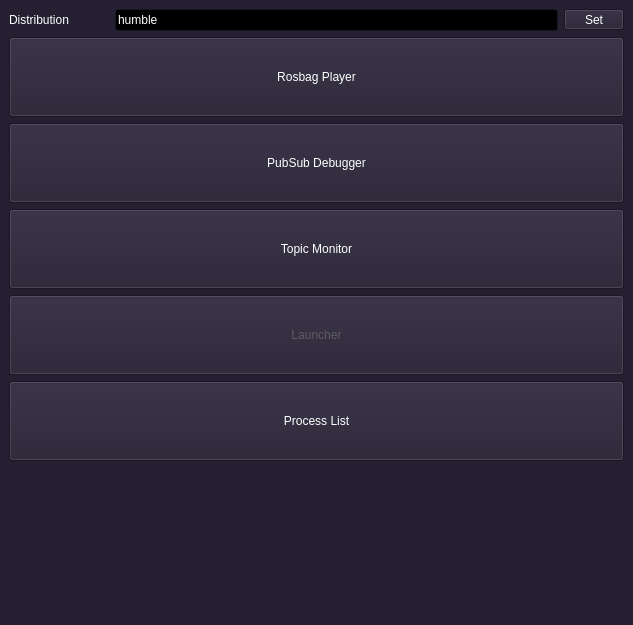
Qt form ui/main.ui (yyamazaki933/rosif) before a commit.
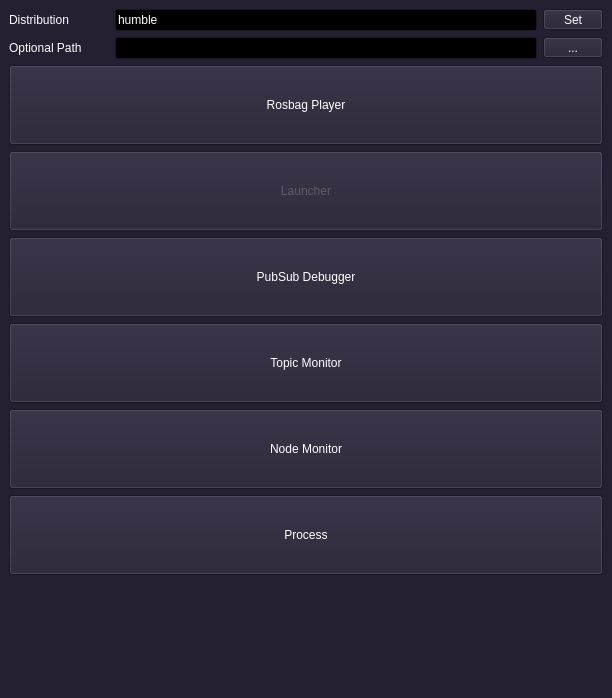
The same form after that commit.

```diff
--- a/ui/main.ui
+++ b/ui/main.ui
@@ -6,8 +6,8 @@
    <rect>
     <x>0</x>
     <y>0</y>
-    <width>633</width>
-    <height>625</height>
+    <width>612</width>
+    <height>698</height>
    </rect>
   </property>
   <property name="palette">
@@ -490,7 +490,82 @@
     </sizepolicy>
    </property>
    <layout class="QGridLayout" name="gridLayout">
-    <item row="6" column="0">
+    <item row="8" column="0" colspan="3">
+     <widget class="QPushButton" name="pb_proc">
+      <property name="minimumSize">
+       <size>
+        <width>0</width>
+        <height>80</height>
+       </size>
+      </property>
+      <property name="text">
+       <string>Process</string>
+      </property>
+     </widget>
+    </item>
+    <item row="0" column="2">
+     <widget class="QToolButton" name="tb_distro">
+      <property name="minimumSize">
+       <size>
+        <width>60</width>
+        <height>0</height>
+       </size>
+      </property>
+      <property name="text">
+       <string>Set</string>
+      </property>
+     </widget>
+    </item>
+    <item row="4" column="0" colspan="3">
+     <widget class="QPushButton" name="pb_debugger">
+      <property name="minimumSize">
+       <size>
+        <width>0</width>
+        <height>80</height>
+       </size>
+      </property>
+      <property name="text">
+       <string>PubSub Debugger</string>
+      </property>
+     </widget>
+    </item>
+    <item row="0" column="0">
+     <widget class="QLabel" name="label">
+      <property name="minimumSize">
+       <size>
+        <width>100</width>
+        <height>0</height>
+       </size>
+      </property>
+      <property name="text">
+       <string>Distribution</string>
+      </property>
+     </widget>
+    </item>
+    <item row="0" column="1">
+     <widget class="QLineEdit" name="le_distro">
+      <property name="text">
+       <string>humble</string>
+      </property>
+     </widget>
+    </item>
+    <item row="1" column="1">
+     <widget class="QLineEdit" name="le_path"/>
+    </item>
+    <item row="1" column="2">
+     <widget class="QToolButton" name="tb_path">
+      <property name="minimumSize">
+       <size>
+        <width>60</width>
+        <height>0</height>
+       </size>
+      </property>
+      <property name="text">
+       <string>...</string>
+      </property>
+     </widget>
+    </item>
+    <item row="9" column="0">
      <spacer name="verticalSpacer">
       <property name="orientation">
        <enum>Qt::Vertical</enum>
@@ -503,15 +578,34 @@
       </property>
      </spacer>
     </item>
-    <item row="0" column="1">
-     <widget class="QLineEdit" name="le_distro">
+    <item row="2" column="0" colspan="3">
+     <widget class="QPushButton" name="pb_player">
+      <property name="minimumSize">
+       <size>
+        <width>0</width>
+        <height>80</height>
+       </size>
+      </property>
       <property name="text">
-       <string>humble</string>
+       <string>Rosbag Player</string>
       </property>
      </widget>
     </item>
-    <item row="3" column="0" colspan="3">
-     <widget class="QPushButton" name="pb_monitor">
+    <item row="6" column="0" colspan="3">
+     <widget class="QPushButton" name="pb_nodemon">
+      <property name="minimumSize">
+       <size>
+        <width>0</width>
+        <height>80</height>
+       </size>
+      </property>
+      <property name="text">
+       <string>Node Monitor</string>
+      </property>
+     </widget>
+    </item>
+    <item row="5" column="0" colspan="3">
+     <widget class="QPushButton" name="pb_topicmon">
       <property name="minimumSize">
        <size>
         <width>0</width>
@@ -523,20 +617,14 @@
       </property>
      </widget>
     </item>
-    <item row="0" column="0">
-     <widget class="QLabel" name="label">
-      <property name="minimumSize">
-       <size>
-        <width>100</width>
-        <height>0</height>
-       </size>
-      </property>
+    <item row="1" column="0">
+     <widget class="QLabel" name="label_2">
       <property name="text">
-       <string>Distribution</string>
+       <string>Optional Path</string>
       </property>
      </widget>
     </item>
-    <item row="4" column="0" colspan="3">
+    <item row="3" column="0" colspan="3">
      <widget class="QPushButton" name="pb_launcher">
       <property name="enabled">
        <bool>false</bool>
@@ -552,58 +640,6 @@
       </property>
      </widget>
     </item>
-    <item row="0" column="2">
-     <widget class="QToolButton" name="tb_distro">
-      <property name="minimumSize">
-       <size>
-        <width>60</width>
-        <height>0</height>
-       </size>
-      </property>
-      <property name="text">
-       <string>Set</string>
-      </property>
-     </widget>
-    </item>
-    <item row="1" column="0" colspan="3">
-     <widget class="QPushButton" name="pb_player">
-      <property name="minimumSize">
-       <size>
-        <width>0</width>
-        <height>80</height>
-       </size>
-      </property>
-      <property name="text">
-       <string>Rosbag Player</string>
-      </property>
-     </widget>
-    </item>
-    <item row="2" column="0" colspan="3">
-     <widget class="QPushButton" name="pb_debugger">
-      <property name="minimumSize">
-       <size>
-        <width>0</width>
-        <height>80</height>
-       </size>
-      </property>
-      <property name="text">
-       <string>PubSub Debugger</string>
-      </property>
-     </widget>
-    </item>
-    <item row="5" column="0" colspan="3">
-     <widget class="QPushButton" name="pb_proc">
-      <property name="minimumSize">
-       <size>
-        <width>0</width>
-        <height>80</height>
-       </size>
-      </property>
-      <property name="text">
-       <string>Process List</string>
-      </property>
-     </widget>
-    </item>
    </layout>
   </widget>
  </widget>
```
